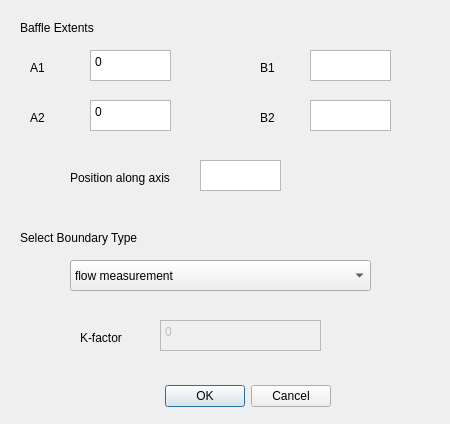
Qt form gui/baffle.ui (civilcfd/Civil-CFD) before a commit.
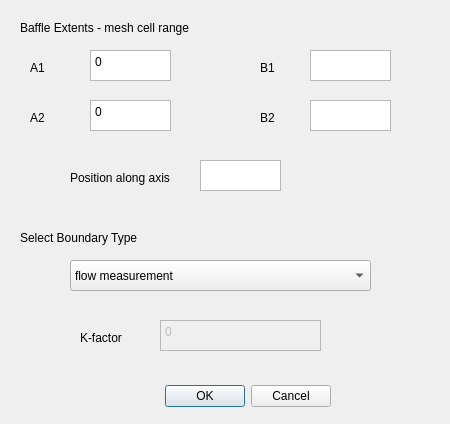
The same form after that commit.

```diff
--- a/gui/baffle.ui
+++ b/gui/baffle.ui
@@ -122,12 +122,12 @@
     <rect>
      <x>20</x>
      <y>20</y>
-     <width>161</width>
+     <width>201</width>
      <height>16</height>
     </rect>
    </property>
    <property name="text">
-    <string>Baffle Extents</string>
+    <string>Baffle Extents - mesh cell range</string>
    </property>
   </widget>
   <widget class="QLabel" name="A1">
```
